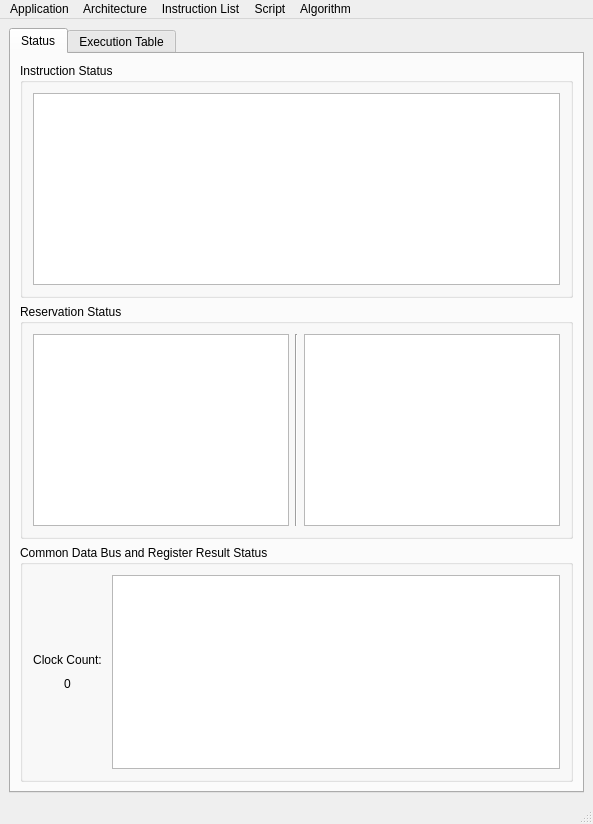
Qt form mainwindow.ui (Ty-Frame/Tomasulos-Algorithm) before a commit.
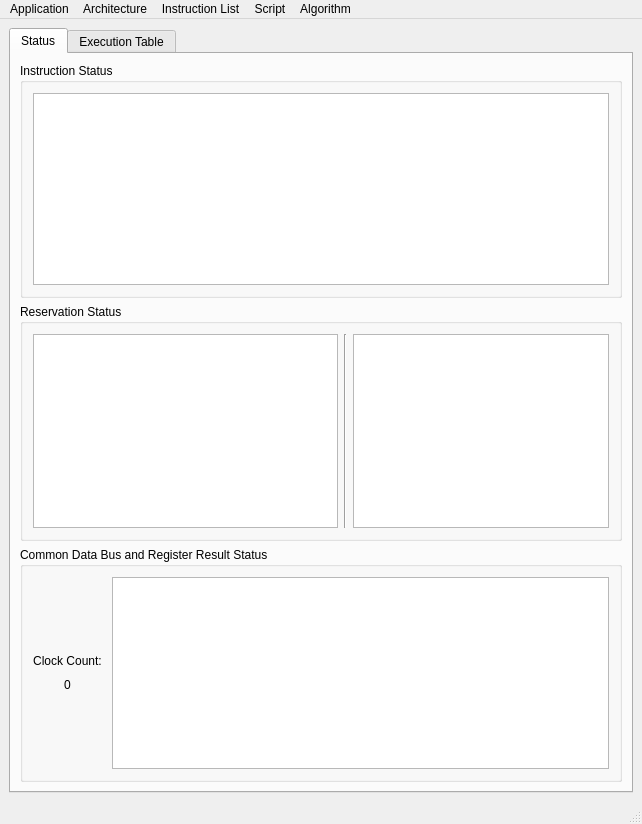
The same form after that commit.

Commit message: vertical layout stertching

```diff
--- a/mainwindow.ui
+++ b/mainwindow.ui
@@ -6,8 +6,8 @@
    <rect>
     <x>0</x>
     <y>0</y>
-    <width>593</width>
-    <height>822</height>
+    <width>642</width>
+    <height>824</height>
    </rect>
   </property>
   <property name="sizePolicy">
@@ -42,11 +42,122 @@
        <attribute name="title">
         <string>Status</string>
        </attribute>
-       <layout class="QGridLayout" name="gridLayout_3" rowminimumheight="0,0,0">
-        <property name="sizeConstraint">
-         <enum>QLayout::SetDefaultConstraint</enum>
-        </property>
-        <item row="2" column="0">
+       <layout class="QGridLayout" name="gridLayout_3">
+        <item row="0" column="0">
+         <layout class="QVBoxLayout" name="verticalLayout_2" stretch="1,2,0">
+          <item>
+           <widget class="QGroupBox" name="instrucitonStatusGroupBox">
+            <property name="sizePolicy">
+             <sizepolicy hsizetype="Minimum" vsizetype="Minimum">
+              <horstretch>0</horstretch>
+              <verstretch>0</verstretch>
+             </sizepolicy>
+            </property>
+            <property name="title">
+             <string>Instruction Status</string>
+            </property>
+            <layout class="QGridLayout" name="gridLayout_2">
+             <property name="leftMargin">
+              <number>10</number>
+             </property>
+             <property name="topMargin">
+              <number>10</number>
+             </property>
+             <property name="rightMargin">
+              <number>10</number>
+             </property>
+             <property name="bottomMargin">
+              <number>10</number>
+             </property>
+             <item row="0" column="0">
+              <widget class="QTableWidget" name="instructionStatusTableWidget">
+               <property name="sizePolicy">
+                <sizepolicy hsizetype="Minimum" vsizetype="Minimum">
+                 <horstretch>0</horstretch>
+                 <verstretch>0</verstretch>
+                </sizepolicy>
+               </property>
+               <property name="lineWidth">
+                <number>1</number>
+               </property>
+               <attribute name="horizontalHeaderVisible">
+                <bool>false</bool>
+               </attribute>
+               <attribute name="verticalHeaderVisible">
+                <bool>false</bool>
+               </attribute>
+              </widget>
+             </item>
+            </layout>
+           </widget>
+          </item>
+          <item>
+           <widget class="QGroupBox" name="reservationStatusGroupBox">
+            <property name="sizePolicy">
+             <sizepolicy hsizetype="Minimum" vsizetype="Minimum">
+              <horstretch>0</horstretch>
+              <verstretch>0</verstretch>
+             </sizepolicy>
+            </property>
+            <property name="title">
+             <string>Reservation Status</string>
+            </property>
+            <layout class="QHBoxLayout" name="horizontalLayout">
+             <property name="leftMargin">
+              <number>10</number>
+             </property>
+             <property name="topMargin">
+              <number>10</number>
+             </property>
+             <property name="rightMargin">
+              <number>10</number>
+             </property>
+             <property name="bottomMargin">
+              <number>10</number>
+             </property>
+             <item>
+              <widget class="QTableWidget" name="functionalUnitReservationStatusTableWidget">
+               <property name="sizePolicy">
+                <sizepolicy hsizetype="Minimum" vsizetype="Minimum">
+                 <horstretch>2</horstretch>
+                 <verstretch>0</verstretch>
+                </sizepolicy>
+               </property>
+               <attribute name="horizontalHeaderVisible">
+                <bool>false</bool>
+               </attribute>
+               <attribute name="verticalHeaderVisible">
+                <bool>false</bool>
+               </attribute>
+              </widget>
+             </item>
+             <item>
+              <widget class="Line" name="line">
+               <property name="orientation">
+                <enum>Qt::Vertical</enum>
+               </property>
+              </widget>
+             </item>
+             <item>
+              <widget class="QTableWidget" name="memoryReservationStatusTableWidget">
+               <property name="sizePolicy">
+                <sizepolicy hsizetype="Minimum" vsizetype="Minimum">
+                 <horstretch>1</horstretch>
+                 <verstretch>0</verstretch>
+                </sizepolicy>
+               </property>
+               <attribute name="horizontalHeaderVisible">
+                <bool>false</bool>
+               </attribute>
+               <attribute name="verticalHeaderVisible">
+                <bool>false</bool>
+               </attribute>
+              </widget>
+             </item>
+            </layout>
+           </widget>
+          </item>
+          <item>
          <widget class="QGroupBox" name="commonDataBusAndRegisterResultStatusGroupBox">
           <property name="sizePolicy">
            <sizepolicy hsizetype="Minimum" vsizetype="Minimum">
@@ -151,117 +262,7 @@
           </layout>
          </widget>
         </item>
-        <item row="1" column="0">
-         <widget class="QGroupBox" name="reservationStatusGroupBox">
-          <property name="sizePolicy">
-           <sizepolicy hsizetype="Minimum" vsizetype="Minimum">
-            <horstretch>0</horstretch>
-            <verstretch>0</verstretch>
-           </sizepolicy>
-          </property>
-          <property name="title">
-           <string>Reservation Status</string>
-          </property>
-          <layout class="QHBoxLayout" name="horizontalLayout">
-           <property name="leftMargin">
-            <number>10</number>
-           </property>
-           <property name="topMargin">
-            <number>10</number>
-           </property>
-           <property name="rightMargin">
-            <number>10</number>
-           </property>
-           <property name="bottomMargin">
-            <number>10</number>
-           </property>
-           <item>
-            <widget class="QTableWidget" name="functionalUnitReservationStatusTableWidget">
-             <property name="sizePolicy">
-              <sizepolicy hsizetype="Minimum" vsizetype="Minimum">
-               <horstretch>2</horstretch>
-               <verstretch>0</verstretch>
-              </sizepolicy>
-             </property>
-             <attribute name="horizontalHeaderVisible">
-              <bool>false</bool>
-             </attribute>
-             <attribute name="verticalHeaderVisible">
-              <bool>false</bool>
-             </attribute>
-            </widget>
-           </item>
-           <item>
-            <widget class="Line" name="line">
-             <property name="orientation">
-              <enum>Qt::Vertical</enum>
-             </property>
-            </widget>
-           </item>
-           <item>
-            <widget class="QTableWidget" name="memoryReservationStatusTableWidget">
-             <property name="sizePolicy">
-              <sizepolicy hsizetype="Minimum" vsizetype="Minimum">
-               <horstretch>1</horstretch>
-               <verstretch>0</verstretch>
-              </sizepolicy>
-             </property>
-             <attribute name="horizontalHeaderVisible">
-              <bool>false</bool>
-             </attribute>
-             <attribute name="verticalHeaderVisible">
-              <bool>false</bool>
-             </attribute>
-            </widget>
-           </item>
-          </layout>
-         </widget>
-        </item>
-        <item row="0" column="0">
-         <widget class="QGroupBox" name="instrucitonStatusGroupBox">
-          <property name="sizePolicy">
-           <sizepolicy hsizetype="Minimum" vsizetype="Minimum">
-            <horstretch>0</horstretch>
-            <verstretch>0</verstretch>
-           </sizepolicy>
-          </property>
-          <property name="title">
-           <string>Instruction Status</string>
-          </property>
-          <layout class="QGridLayout" name="gridLayout_2">
-           <property name="leftMargin">
-            <number>10</number>
-           </property>
-           <property name="topMargin">
-            <number>10</number>
-           </property>
-           <property name="rightMargin">
-            <number>10</number>
-           </property>
-           <property name="bottomMargin">
-            <number>10</number>
-           </property>
-           <item row="0" column="0">
-            <widget class="QTableWidget" name="instructionStatusTableWidget">
-             <property name="sizePolicy">
-              <sizepolicy hsizetype="Minimum" vsizetype="Minimum">
-               <horstretch>0</horstretch>
-               <verstretch>0</verstretch>
-              </sizepolicy>
-             </property>
-             <property name="lineWidth">
-              <number>1</number>
-             </property>
-             <attribute name="horizontalHeaderVisible">
-              <bool>false</bool>
-             </attribute>
-             <attribute name="verticalHeaderVisible">
-              <bool>false</bool>
-             </attribute>
-            </widget>
-           </item>
-          </layout>
-         </widget>
+         </layout>
         </item>
        </layout>
       </widget>
@@ -297,7 +298,7 @@
     <rect>
      <x>0</x>
      <y>0</y>
-     <width>593</width>
+     <width>642</width>
      <height>21</height>
     </rect>
    </property>
```
Lines whose indentation alone changed are shown as unchanged.
